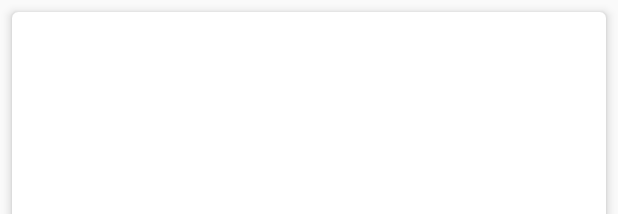
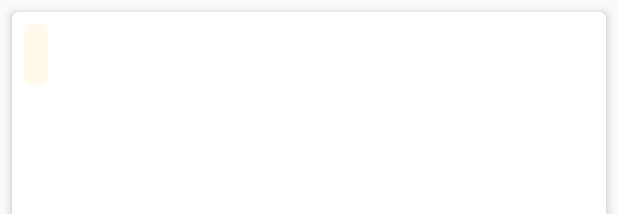
Before and after one commit to jasonleekinne/salataandroidapp, an Android app: the layout list_item_homeimages.xml on its own in the app's theme, with its tools: preview values and no code run, on a phone screen of 412 x 824 dp. Shown: the top 214 px of the screen. Run offline under Robolectric (Android 15) with nearby library versions, the light colour scheme and no system bars.

Commit message:
fixed cardview and some text stylings and now recycler view shows up correctly after we added notifydatasetchanged()

```diff
--- a/app/src/main/java/com/rocketscience/jasonkinne/salataandroidapp/MainActivity.java
+++ b/app/src/main/java/com/rocketscience/jasonkinne/salataandroidapp/MainActivity.java
@@ -85,6 +85,7 @@ public class MainActivity extends AppCompatActivity {
 
         public void setImageDataList(List<Pair<String, String>> imageDataList) {
             this.mImageDataList = imageDataList;
+            notifyDataSetChanged();
         }
 
         private List<Pair<String,String>> mImageDataList = new ArrayList<>();
--- /dev/null
+++ b/app/src/main/res/drawable/rounded_square.xml
@@ -0,0 +1,7 @@
+<?xml version="1.0" encoding="utf-8"?>
+<shape xmlns:android="http://schemas.android.com/apk/res/android" android:shape="rectangle">
+
+    <corners android:bottomLeftRadius="4dp" android:bottomRightRadius="4dp" android:topLeftRadius="4dp" android:topRightRadius="4dp" />
+    <solid android:color="@color/transparent_yellow" />
+
+</shape>
--- a/app/src/main/res/layout/include_activity_main_content.xml
+++ b/app/src/main/res/layout/include_activity_main_content.xml
@@ -1,7 +1,12 @@
-<android.support.design.widget.CoordinatorLayout
+<android.support.v4.widget.DrawerLayout
     xmlns:android="http://schemas.android.com/apk/res/android"
     xmlns:app="http://schemas.android.com/apk/res-auto"
     xmlns:tools="http://schemas.android.com/tools"
+    android:id="@+id/home_drawer_layout"
+    android:layout_width="match_parent"
+    android:layout_height="match_parent">
+
+    <android.support.design.widget.CoordinatorLayout
         android:layout_width="match_parent"
         android:layout_height="match_parent"
         android:fitsSystemWindows="true">
@@ -39,3 +44,5 @@
         android:src="@drawable/fab"
         />
     </android.support.design.widget.CoordinatorLayout>
+
+</android.support.v4.widget.DrawerLayout>
--- a/app/src/main/res/layout/list_item_homeimages.xml
+++ b/app/src/main/res/layout/list_item_homeimages.xml
@@ -10,23 +10,27 @@
     card_view:cardCornerRadius="4dp">
 
     <RelativeLayout xmlns:android="http://schemas.android.com/apk/res/android"
-        android:layout_width="match_parent" android:layout_height="wrap_content">
-
-        <TextView
-            android:id="@+id/title_text"
-            android:layout_width="wrap_content"
-            android:layout_height="wrap_content"
-            android:layout_alignParentStart="true"
-            android:layout_alignParentTop="true" />
+        android:layout_width="match_parent"
+        android:layout_height="wrap_content">
 
         <ImageView
             android:id="@+id/image_view"
             android:contentDescription="@string/image"
             android:layout_width="match_parent"
             android:layout_height="200dp"
-            android:scaleType="centerInside"
+            android:scaleType="centerCrop"
             android:adjustViewBounds="true" />
 
+        <TextView
+            android:id="@+id/title_text"
+            style="@style/TitleText"
+            android:layout_width="wrap_content"
+            android:layout_height="wrap_content"
+            android:padding="8dp"
+            android:layout_margin="8dp"
+            android:background="@drawable/rounded_square"
+            android:layout_alignParentStart="true"
+            android:layout_alignParentTop="true" />
 
     </RelativeLayout>
 </android.support.v7.widget.CardView>
--- a/app/src/main/res/values/colors.xml
+++ b/app/src/main/res/values/colors.xml
@@ -3,4 +3,6 @@
     <color name="colorPrimary">#621f4b</color>
     <color name="colorPrimaryDark">#171616</color>
     <color name="colorAccent">#e9e6de</color>
+    <color name="transparent_yellow">#c0fff9e5</color>
+
 </resources>
--- a/app/src/main/res/values/styles.xml
+++ b/app/src/main/res/values/styles.xml
@@ -10,4 +10,11 @@
 
     <style name="AppTheme.AppBarOverlay" parent="ThemeOverlay.AppCompat.Dark.ActionBar" />
 
+    <style name="TitleText">
+        <item name="android:textSize">18sp</item>
+        <item name="android:textStyle">bold</item>
+        <item name="android:textColor">@color/colorPrimary</item>
+    </style>
+
+
 </resources>
```
Lines whose indentation alone changed are shown as unchanged.
